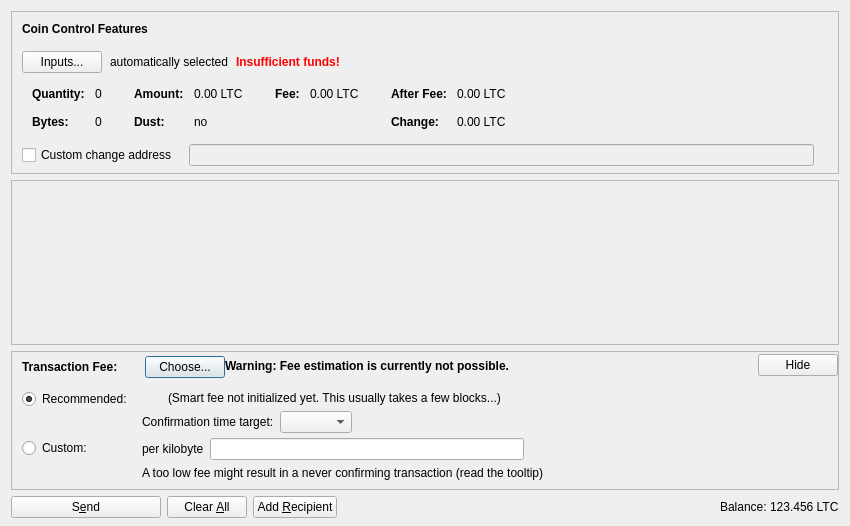
Old version of the form src/qt/forms/sendcoinsdialog.ui in the repository lyt217/lissomcoin.
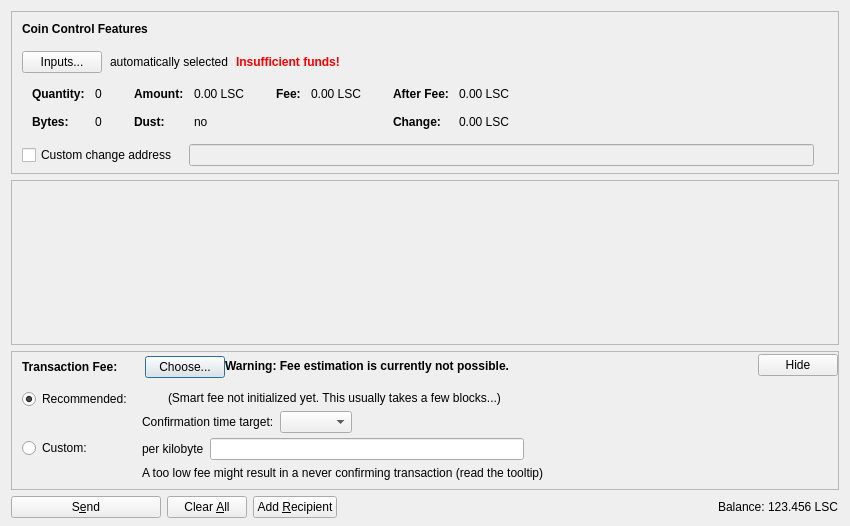
New version of the form. Icons and pictures are not drawn. Custom widgets are drawn as their Qt base class.

The edit to the form file:
```diff
--- a/src/qt/forms/sendcoinsdialog.ui
+++ b/src/qt/forms/sendcoinsdialog.ui
@@ -324,7 +324,7 @@
                   <enum>Qt::ActionsContextMenu</enum>
                  </property>
                  <property name="text">
-                  <string notr="true">0.00 LTC</string>
+                  <string notr="true">0.00 LSC</string>
                  </property>
                  <property name="textInteractionFlags">
                   <set>Qt::LinksAccessibleByMouse|Qt::TextSelectableByKeyboard|Qt::TextSelectableByMouse</set>
@@ -404,7 +404,7 @@
                   <enum>Qt::ActionsContextMenu</enum>
                  </property>
                  <property name="text">
-                  <string notr="true">0.00 LTC</string>
+                  <string notr="true">0.00 LSC</string>
                  </property>
                  <property name="textInteractionFlags">
                   <set>Qt::LinksAccessibleByMouse|Qt::TextSelectableByKeyboard|Qt::TextSelectableByMouse</set>
@@ -455,7 +455,7 @@
                   <enum>Qt::ActionsContextMenu</enum>
                  </property>
                  <property name="text">
-                  <string notr="true">0.00 LTC</string>
+                  <string notr="true">0.00 LSC</string>
                  </property>
                  <property name="textInteractionFlags">
                   <set>Qt::LinksAccessibleByMouse|Qt::TextSelectableByKeyboard|Qt::TextSelectableByMouse</set>
@@ -484,7 +484,7 @@
                   <enum>Qt::ActionsContextMenu</enum>
                  </property>
                  <property name="text">
-                  <string notr="true">0.00 LTC</string>
+                  <string notr="true">0.00 LSC</string>
                  </property>
                  <property name="textInteractionFlags">
                   <set>Qt::LinksAccessibleByMouse|Qt::TextSelectableByKeyboard|Qt::TextSelectableByMouse</set>
@@ -1204,7 +1204,7 @@
           <cursorShape>IBeamCursor</cursorShape>
          </property>
          <property name="text">
-          <string notr="true">123.456 LTC</string>
+          <string notr="true">123.456 LSC</string>
          </property>
          <property name="textInteractionFlags">
           <set>Qt::LinksAccessibleByMouse|Qt::TextSelectableByKeyboard|Qt::TextSelectableByMouse</set>
```
Left out of the diff: 2 changed lines with no effect on the pictures.
